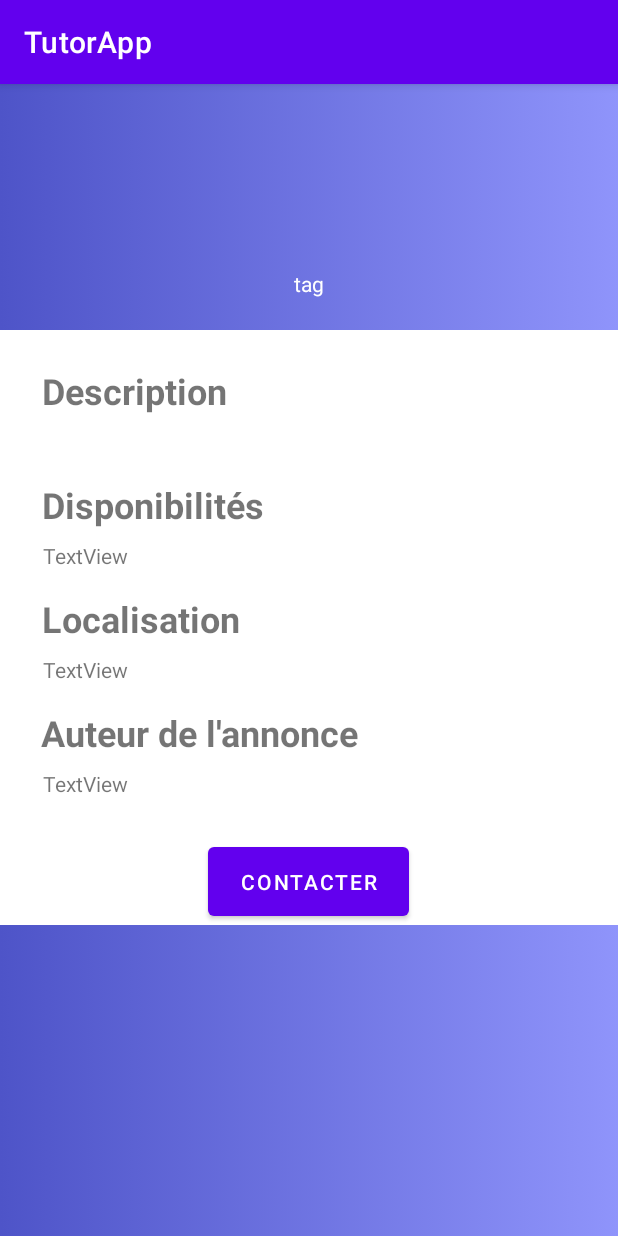
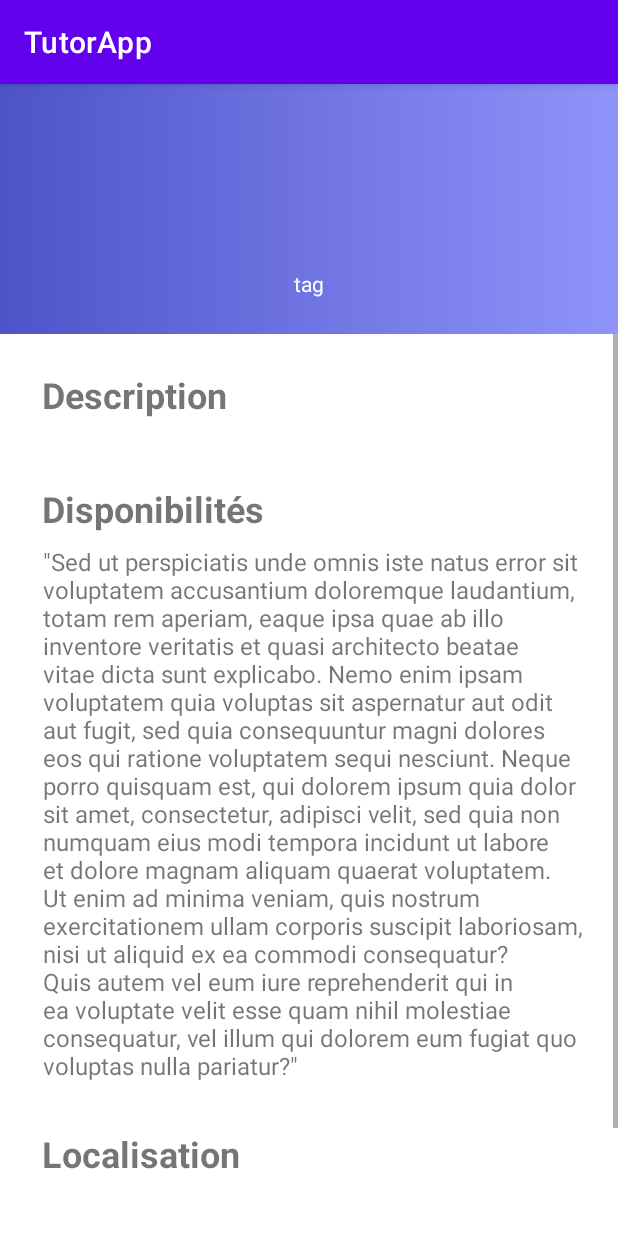
Before and after one commit to toma-demagn/Incoming, an Android app: the ShowAd screen opened directly, with no data from a screen before it, on a phone screen of 412 x 824 dp. Run offline under Robolectric (Android 15) with nearby library versions, the phone set to English and light mode, and no system bars; network calls fail.

Commit message:
Resolution scrollview

```diff
--- a/app/src/main/res/layout/activity_show_ad.xml
+++ b/app/src/main/res/layout/activity_show_ad.xml
@@ -51,14 +51,15 @@
         app:layout_constraintTop_toBottomOf="@+id/textView9" />
 
     <ScrollView
-        android:layout_width="wrap_content"
+        android:layout_width="413dp"
         android:layout_height="wrap_content"
-        android:layout_marginTop="164dp"
+        android:layout_marginTop="24dp"
+        android:paddingBottom="210dp"
         android:background="@color/white"
         app:layout_constraintEnd_toEndOf="parent"
-        app:layout_constraintHorizontal_bias="0.0"
+        app:layout_constraintHorizontal_bias="1.0"
         app:layout_constraintStart_toStartOf="parent"
-        app:layout_constraintTop_toTopOf="parent">
+        app:layout_constraintTop_toBottomOf="@+id/textView10">
 
         <androidx.constraintlayout.widget.ConstraintLayout
             android:layout_width="match_parent"
@@ -111,7 +112,10 @@
                 android:layout_marginStart="28dp"
                 android:layout_marginTop="8dp"
                 android:layout_marginEnd="21dp"
-                android:text="TextView"
+                android:layout_marginBottom="15dp"
+                android:text='"Sed ut perspiciatis unde omnis iste natus error sit voluptatem accusantium doloremque laudantium, totam rem aperiam, eaque ipsa quae ab illo inventore veritatis et quasi architecto beatae vitae dicta sunt explicabo. Nemo enim ipsam voluptatem quia voluptas sit aspernatur aut odit aut fugit, sed quia consequuntur magni dolores eos qui ratione voluptatem sequi nesciunt. Neque porro quisquam est, qui dolorem ipsum quia dolor sit amet, consectetur, adipisci velit, sed quia non numquam eius modi tempora incidunt ut labore et dolore magnam aliquam quaerat voluptatem. Ut enim ad minima veniam, quis nostrum exercitationem ullam corporis suscipit laboriosam, nisi ut aliquid ex ea commodi consequatur? Quis autem vel eum iure reprehenderit qui in ea voluptate velit esse quam nihil molestiae consequatur, vel illum qui dolorem eum fugiat quo voluptas nulla pariatur?"'
+                android:textSize="16sp"
+                app:layout_constraintBottom_toTopOf="@+id/localisationTitle"
                 app:layout_constraintEnd_toEndOf="parent"
                 app:layout_constraintStart_toStartOf="parent"
                 app:layout_constraintTop_toBottomOf="@+id/availableHoursTitle" />
@@ -123,9 +127,11 @@
                 android:layout_marginStart="27dp"
                 android:layout_marginTop="16dp"
                 android:layout_marginEnd="251dp"
+                android:layout_marginBottom="9dp"
                 android:text="@string/localisation"
                 android:textSize="24sp"
                 android:textStyle="bold"
+                app:layout_constraintBottom_toTopOf="@+id/localisationText"
                 app:layout_constraintEnd_toEndOf="parent"
                 app:layout_constraintStart_toStartOf="parent"
                 app:layout_constraintTop_toBottomOf="@+id/availableHoursText" />
@@ -137,7 +143,9 @@
                 android:layout_marginStart="28dp"
                 android:layout_marginTop="8dp"
                 android:layout_marginEnd="21dp"
+                android:layout_marginBottom="17dp"
                 android:text="TextView"
+                app:layout_constraintBottom_toTopOf="@+id/autorTitle"
                 app:layout_constraintEnd_toEndOf="parent"
                 app:layout_constraintStart_toStartOf="parent"
                 app:layout_constraintTop_toBottomOf="@+id/localisationTitle" />
@@ -148,9 +156,11 @@
                 android:layout_height="wrap_content"
                 android:layout_marginStart="27dp"
                 android:layout_marginTop="16dp"
+                android:layout_marginBottom="8dp"
                 android:text="@string/autor"
                 android:textSize="24sp"
                 android:textStyle="bold"
+                app:layout_constraintBottom_toTopOf="@+id/autorText"
                 app:layout_constraintStart_toStartOf="parent"
                 app:layout_constraintTop_toBottomOf="@+id/localisationText" />
 
@@ -161,7 +171,9 @@
                 android:layout_marginStart="28dp"
                 android:layout_marginTop="8dp"
                 android:layout_marginEnd="21dp"
+                android:layout_marginBottom="24dp"
                 android:text="TextView"
+                app:layout_constraintBottom_toTopOf="@+id/contactButton"
                 app:layout_constraintEnd_toEndOf="parent"
                 app:layout_constraintStart_toStartOf="parent"
                 app:layout_constraintTop_toBottomOf="@+id/autorTitle" />
@@ -178,8 +190,7 @@
                 app:layout_constraintEnd_toEndOf="parent"
                 app:layout_constraintHorizontal_bias="0.545"
                 app:layout_constraintStart_toStartOf="parent"
-                app:layout_constraintTop_toBottomOf="@+id/autorText"
-                app:layout_constraintVertical_bias="0.0" />
+                app:layout_constraintTop_toBottomOf="@+id/autorText" />
         </androidx.constraintlayout.widget.ConstraintLayout>
     </ScrollView>
 </androidx.constraintlayout.widget.ConstraintLayout>
```
